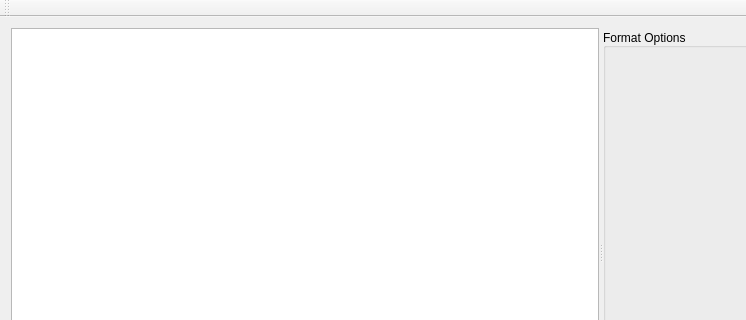
amilaperera/clang-format-gui, file mainwindow.ui: the form before one commit; both pictures show x 0 to 746 and y 0 to 320 of the 1034 by 509 pixel window.
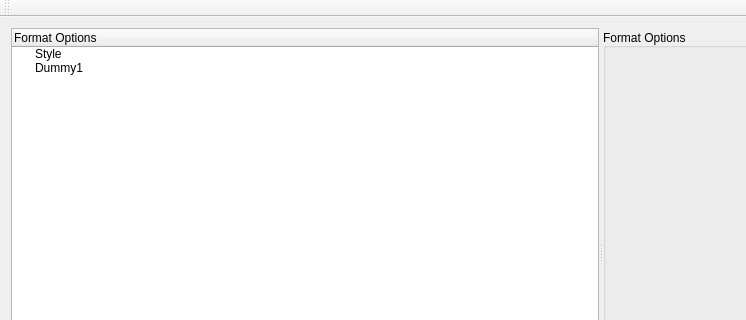
The form after the commit. Icons and pictures are not drawn.

Commit message: Change treeview to treewidget Changed QTreeView -> QTreeWidget. Implemented the basic functionality of treewidget click slot.

```diff
--- a/mainwindow.ui
+++ b/mainwindow.ui
@@ -23,13 +23,22 @@
       <property name="orientation">
        <enum>Qt::Horizontal</enum>
       </property>
-      <widget class="QTreeView" name="formatOptionsTreeView">
-       <property name="sizePolicy">
-        <sizepolicy hsizetype="Expanding" vsizetype="Expanding">
-         <horstretch>0</horstretch>
-         <verstretch>0</verstretch>
-        </sizepolicy>
-       </property>
+      <widget class="QTreeWidget" name="formatOptionsTreeWidget">
+       <column>
+        <property name="text">
+         <string>Format Options</string>
+        </property>
+       </column>
+       <item>
+        <property name="text">
+         <string>Style</string>
+        </property>
+       </item>
+       <item>
+        <property name="text">
+         <string>Dummy1</string>
+        </property>
+       </item>
       </widget>
       <widget class="QSplitter" name="splitter">
        <property name="orientation">
```
The commit also changes 2 other files.
